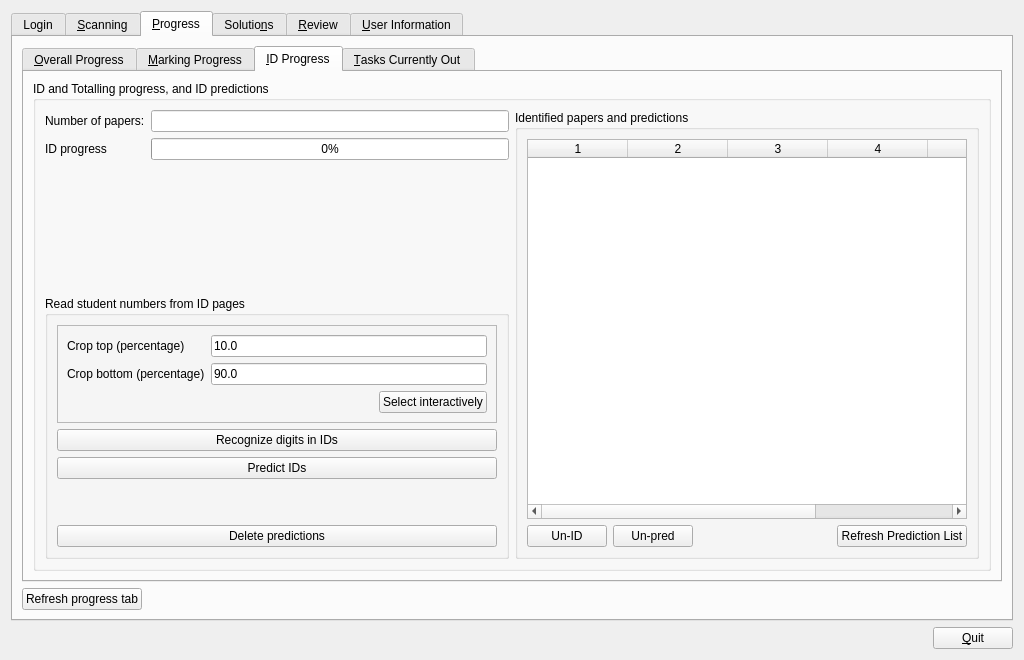
Above: qtCreatorFiles/ui_manager.ui from plomgrading/plom before the change. Below: the same form after it.
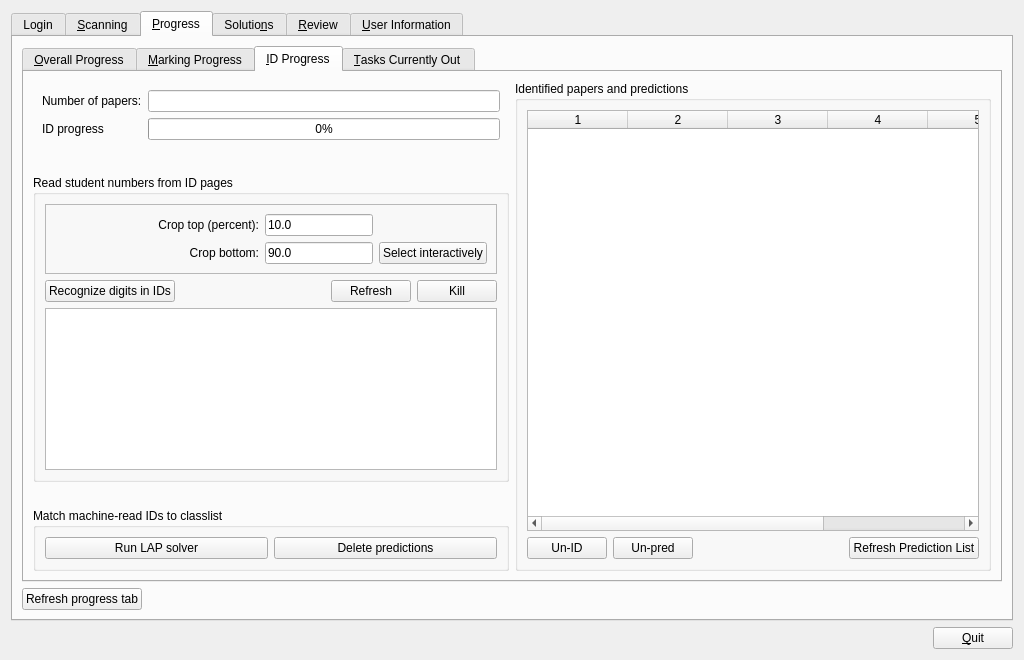
That is the form after the change. The open tabs and pages were chosen to show the change.

Commit message: New UI and API for displaying the log

```diff
--- a/qtCreatorFiles/ui_manager.ui
+++ b/qtCreatorFiles/ui_manager.ui
@@ -694,14 +694,37 @@
           </attribute>
           <layout class="QVBoxLayout" name="verticalLayout_10">
            <item>
-            <widget class="QGroupBox" name="groupBox_2">
-             <property name="title">
-              <string>ID and Totalling progress, and ID predictions</string>
-             </property>
+            <widget class="QFrame" name="frame_2">
              <layout class="QHBoxLayout" name="horizontalLayout_9">
+              <property name="leftMargin">
+               <number>0</number>
+              </property>
+              <property name="topMargin">
+               <number>0</number>
+              </property>
+              <property name="rightMargin">
+               <number>0</number>
+              </property>
+              <property name="bottomMargin">
+               <number>0</number>
+              </property>
               <item>
-               <layout class="QVBoxLayout" name="verticalLayout_11">
+               <widget class="QFrame" name="frame_4">
+                <layout class="QVBoxLayout" name="verticalLayout_11" stretch="0,0,1,0,0">
+                 <property name="leftMargin">
+                  <number>0</number>
+                 </property>
+                 <property name="topMargin">
+                  <number>0</number>
+                 </property>
+                 <property name="rightMargin">
+                  <number>0</number>
+                 </property>
+                 <property name="bottomMargin">
+                  <number>0</number>
+                 </property>
                 <item>
+                  <widget class="QFrame" name="groupBox_0">
                  <layout class="QGridLayout" name="gridLayout">
                   <item row="0" column="2">
                    <widget class="QLineEdit" name="papersLE">
@@ -732,16 +755,17 @@
                    </widget>
                   </item>
                  </layout>
+                  </widget>
                 </item>
                 <item>
-                 <spacer name="verticalSpacer">
+                  <spacer name="verticalSpacer_2">
                   <property name="orientation">
                    <enum>Qt::Vertical</enum>
                   </property>
                   <property name="sizeHint" stdset="0">
                    <size>
                     <width>20</width>
-                    <height>40</height>
+                     <height>20</height>
                    </size>
                   </property>
                  </spacer>
@@ -760,82 +784,66 @@
                      <property name="frameShadow">
                       <enum>QFrame::Raised</enum>
                      </property>
-                     <layout class="QFormLayout" name="formLayout">
-                      <item row="1" column="0">
-                       <widget class="QLabel" name="label_11">
+                      <layout class="QGridLayout" name="gridLayout_4">
+                       <item row="1" column="2">
+                        <widget class="QLineEdit" name="cropBottomLE">
                         <property name="text">
-                         <string>Crop top (percentage)</string>
+                          <string>90.0</string>
                         </property>
                        </widget>
                       </item>
                       <item row="1" column="1">
+                        <widget class="QLabel" name="label_12">
+                         <property name="text">
+                          <string>Crop bottom:</string>
+                         </property>
+                         <property name="alignment">
+                          <set>Qt::AlignRight|Qt::AlignTrailing|Qt::AlignVCenter</set>
+                         </property>
+                        </widget>
+                       </item>
+                       <item row="0" column="2">
                        <widget class="QLineEdit" name="cropTopLE">
                         <property name="text">
                          <string>10.0</string>
                         </property>
                        </widget>
                       </item>
-                      <item row="2" column="0">
-                       <widget class="QLabel" name="label_12">
-                        <property name="text">
-                         <string>Crop bottom (percentage)</string>
-                        </property>
-                       </widget>
-                      </item>
-                      <item row="2" column="1">
-                       <widget class="QLineEdit" name="cropBottomLE">
-                        <property name="text">
-                         <string>90.0</string>
-                        </property>
-                       </widget>
-                      </item>
-                      <item row="3" column="1">
-                       <widget class="QFrame" name="frame_3">
-                        <property name="frameShape">
-                         <enum>QFrame::NoFrame</enum>
-                        </property>
-                        <property name="frameShadow">
-                         <enum>QFrame::Raised</enum>
-                        </property>
-                        <layout class="QHBoxLayout" name="horizontalLayout_24">
-                         <property name="leftMargin">
-                          <number>0</number>
-                         </property>
-                         <property name="topMargin">
-                          <number>0</number>
-                         </property>
-                         <property name="rightMargin">
-                          <number>0</number>
-                         </property>
-                         <property name="bottomMargin">
-                          <number>0</number>
-                         </property>
-                         <item>
-                          <spacer name="horizontalSpacer_18">
-                           <property name="orientation">
-                            <enum>Qt::Horizontal</enum>
-                           </property>
-                           <property name="sizeHint" stdset="0">
-                            <size>
-                             <width>0</width>
-                             <height>0</height>
-                            </size>
-                           </property>
-                          </spacer>
-                         </item>
-                         <item>
+                       <item row="1" column="3">
                           <widget class="QPushButton" name="selectRectButton">
                            <property name="text">
                             <string>Select interactively</string>
                            </property>
                           </widget>
                          </item>
-                        </layout>
-                       </widget>
-                      </item>
+                       <item row="0" column="1">
+                        <widget class="QLabel" name="label_11">
+                         <property name="text">
+                          <string>Crop top (percent):</string>
+                         </property>
+                         <property name="alignment">
+                          <set>Qt::AlignRight|Qt::AlignTrailing|Qt::AlignVCenter</set>
+                         </property>
+                        </widget>
+                       </item>
+                       <item row="0" column="0">
+                        <spacer name="horizontalSpacer_18">
+                         <property name="orientation">
+                          <enum>Qt::Horizontal</enum>
+                         </property>
+                         <property name="sizeHint" stdset="0">
+                          <size>
+                           <width>20</width>
+                           <height>20</height>
+                          </size>
+                         </property>
+                        </spacer>
+                       </item>
                      </layout>
                     </widget>
                    </item>
+                    <item>
+                     <layout class="QHBoxLayout" name="horizontalLayout_26">
                    <item>
                     <widget class="QPushButton" name="machineReadButton">
                      <property name="toolTip">
@@ -847,28 +855,73 @@
                     </widget>
                    </item>
                    <item>
+                       <spacer name="horizontalSpacer_19">
+                        <property name="orientation">
+                         <enum>Qt::Horizontal</enum>
+                        </property>
+                        <property name="sizeHint" stdset="0">
+                         <size>
+                          <width>40</width>
+                          <height>20</height>
+                         </size>
+                        </property>
+                       </spacer>
+                      </item>
+                      <item>
+                       <widget class="QPushButton" name="machineReadRefreshButton">
+                        <property name="text">
+                         <string>Refresh</string>
+                        </property>
+                       </widget>
+                      </item>
+                      <item>
+                       <widget class="QPushButton" name="machineReadKillButton">
+                        <property name="text">
+                         <string>Kill</string>
+                        </property>
+                       </widget>
+                      </item>
+                     </layout>
+                    </item>
+                    <item>
+                     <widget class="QPlainTextEdit" name="idReaderLogTextEdit">
+                      <property name="readOnly">
+                       <bool>true</bool>
+                      </property>
+                     </widget>
+                    </item>
+                   </layout>
+                  </widget>
+                 </item>
+                 <item>
+                  <spacer name="verticalSpacer">
+                   <property name="orientation">
+                    <enum>Qt::Vertical</enum>
+                   </property>
+                   <property name="sizeHint" stdset="0">
+                    <size>
+                     <width>20</width>
+                     <height>20</height>
+                    </size>
+                   </property>
+                  </spacer>
+                 </item>
+                 <item>
+                  <widget class="QGroupBox" name="groupBox_6">
+                   <property name="title">
+                    <string>Match machine-read IDs to classlist</string>
+                   </property>
+                   <layout class="QHBoxLayout" name="horizontalLayout_23">
+                    <item>
                     <widget class="QPushButton" name="predictButton">
                      <property name="toolTip">
                       <string>Predict IDs by matching unID'd papers with machine-read digits</string>
                      </property>
                      <property name="text">
-                      <string>Predict IDs</string>
+                       <string>Run LAP solver</string>
                      </property>
                     </widget>
                    </item>
-                   <item>
-                    <spacer name="verticalSpacer_2">
-                     <property name="orientation">
-                      <enum>Qt::Vertical</enum>
-                     </property>
-                     <property name="sizeHint" stdset="0">
-                      <size>
-                       <width>20</width>
-                       <height>40</height>
-                      </size>
-                     </property>
-                    </spacer>
-                   </item>
                    <item>
                     <widget class="QPushButton" name="delPredButton">
                      <property name="text">
@@ -880,6 +933,7 @@
                  </widget>
                 </item>
                </layout>
+               </widget>
               </item>
               <item>
                <widget class="QGroupBox" name="predGB">
@@ -918,6 +972,7 @@
                    <column/>
                    <column/>
                    <column/>
+                   <column/>
                   </widget>
                  </item>
                  <item>
```
Left out of the diff: 32 changed lines with no effect on the pictures. Lines whose indentation alone changed are shown as unchanged. The commit also changes 6 other files.
